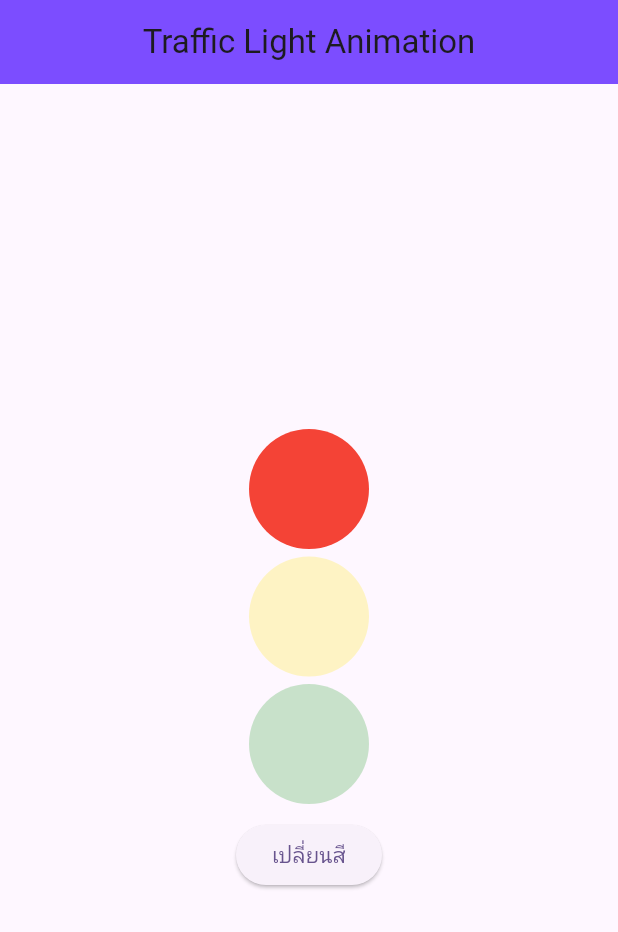
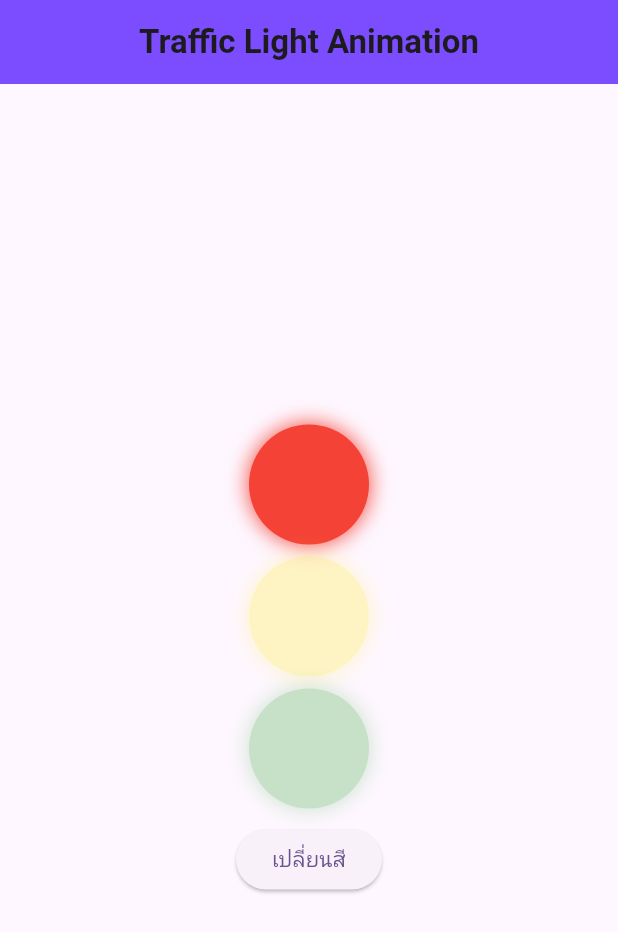
Before and after one commit to phimm-n/week6, a Flutter app: the screen it shows after launch, on a phone screen of 412 x 824 dp. Shown: the top 932 px of the screen. Run offline on Flutter 3.47's test engine with Material 3 defaults, Android fonts, the phone set to English and light mode, and no system bars.

Commit message:
trafficlightupdate1

```diff
--- a/lib/trafficlight/traficlight_widget.dart
+++ b/lib/trafficlight/traficlight_widget.dart
@@ -16,7 +16,7 @@ class _TraficlightWidgetState extends State<TraficlightWidget> {
   Widget build(BuildContext context) {
     return Scaffold(
       appBar: AppBar(
-        title: Text('Traffic Light Animation'),
+        title: Text('Traffic Light Animation', style: TextStyle(fontWeight: FontWeight.bold),),
         centerTitle: true,
         backgroundColor: Colors.deepPurpleAccent,
       ),
@@ -33,10 +33,16 @@ class _TraficlightWidgetState extends State<TraficlightWidget> {
                 decoration: BoxDecoration(
                   color: Colors.red,
                   borderRadius: BorderRadius.circular(50),
+                  boxShadow : [
+                    BoxShadow(
+                      color: Colors.red,
+                      blurRadius: 12,
+                    )
+                  ]
                 ),
               ),
             ),
-            SizedBox(height: 5),
+            SizedBox(height: 8),
             AnimatedOpacity(
               opacity: _yellowOpacity,
               duration: Duration(milliseconds: 500),
@@ -46,10 +52,16 @@ class _TraficlightWidgetState extends State<TraficlightWidget> {
                 decoration: BoxDecoration(
                   color: Colors.yellow,
                   borderRadius: BorderRadius.circular(50),
+                  boxShadow : [
+                    BoxShadow(
+                      color: Colors.yellow,
+                      blurRadius: 12,
+                    )
+                  ]
                 ),
               ),
             ),
-            SizedBox(height: 5),
+            SizedBox(height: 8),
             AnimatedOpacity(
               opacity: _greenOpacity,
               duration: Duration(milliseconds: 500),
@@ -59,6 +71,12 @@ class _TraficlightWidgetState extends State<TraficlightWidget> {
                 decoration: BoxDecoration(
                   color: Colors.green,
                   borderRadius: BorderRadius.circular(50),
+                  boxShadow : [
+                    BoxShadow(
+                      color: Colors.green,
+                      blurRadius: 12,
+                    )
+                  ]
                 ),
               ),
             ),
```
